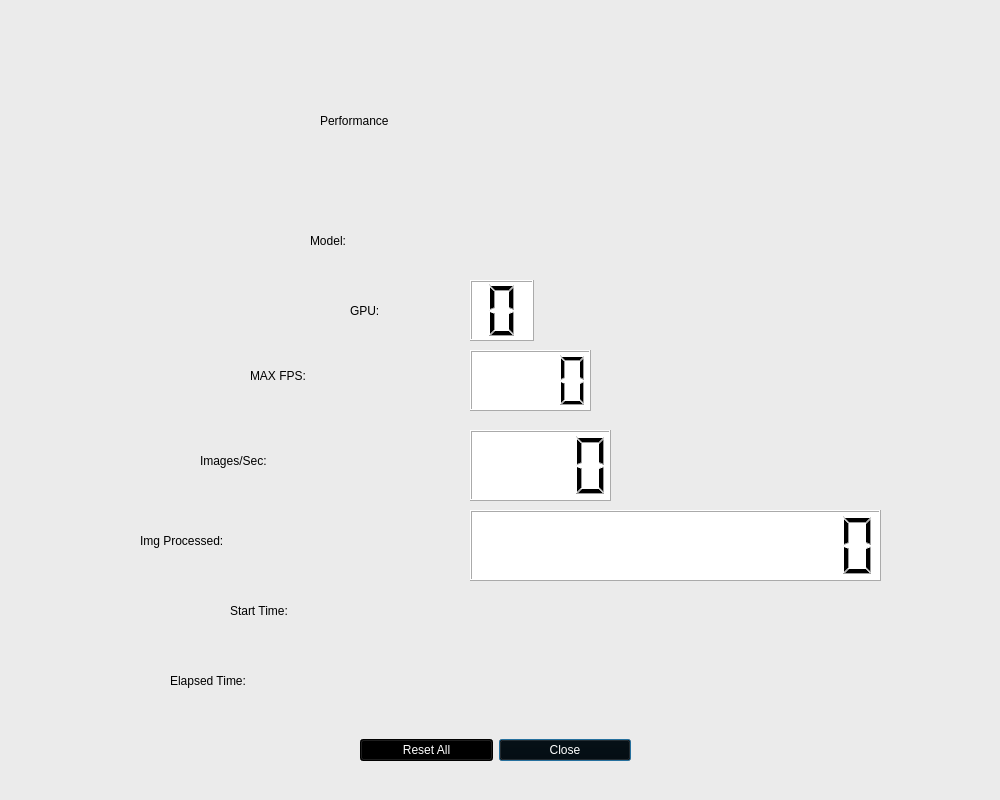
First picture: the form in utils/annInferenceApp/perf_graph.ui, repository kiritigowda/amdovx-modules, before the edit.
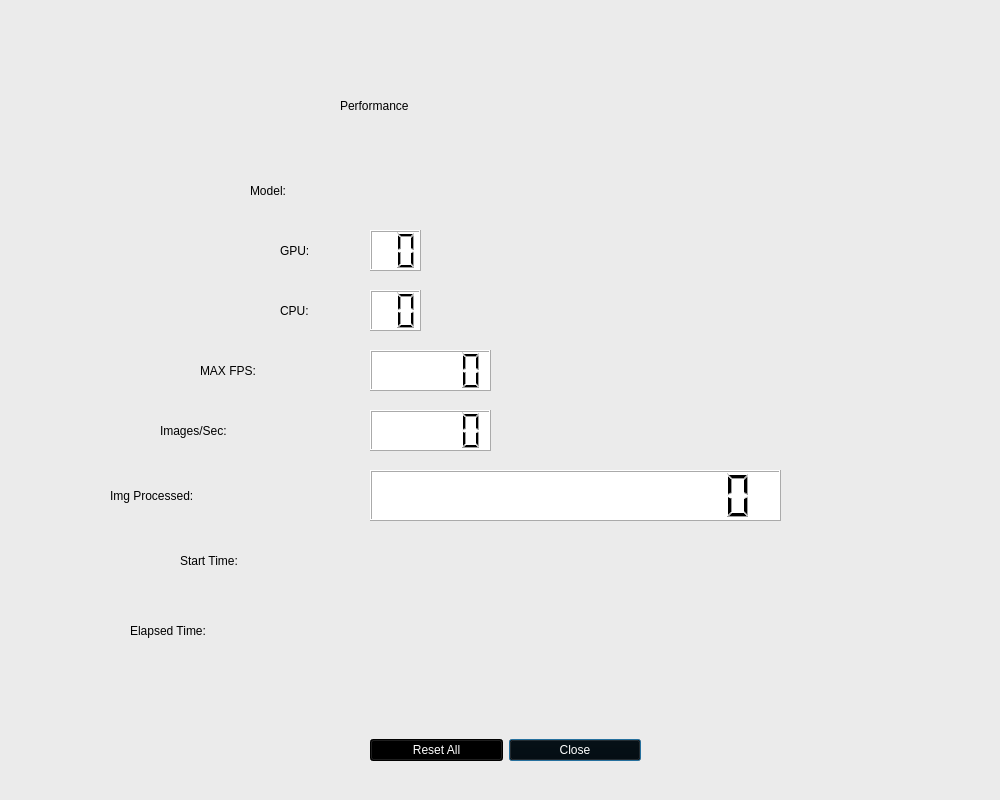
Second picture: the form after the edit. Icons and pictures are not drawn.

```diff
--- a/utils/annInferenceApp/perf_graph.ui
+++ b/utils/annInferenceApp/perf_graph.ui
@@ -32,7 +32,7 @@
   <widget class="QWidget" name="gridLayoutWidget">
    <property name="geometry">
     <rect>
-     <x>360</x>
+     <x>370</x>
      <y>720</y>
      <width>271</width>
      <height>61</height>
@@ -66,10 +66,10 @@
   <widget class="QLCDNumber" name="fps_lcdNumber">
    <property name="geometry">
     <rect>
-     <x>470</x>
-     <y>430</y>
-     <width>141</width>
-     <height>71</height>
+     <x>370</x>
+     <y>410</y>
+     <width>121</width>
+     <height>41</height>
     </rect>
    </property>
    <property name="styleSheet">
@@ -83,16 +83,16 @@
     <bool>false</bool>
    </property>
    <property name="digitCount">
-    <number>4</number>
+    <number>5</number>
    </property>
   </widget>
   <widget class="QLabel" name="fps_label">
    <property name="geometry">
     <rect>
-     <x>200</x>
-     <y>420</y>
-     <width>251</width>
-     <height>81</height>
+     <x>160</x>
+     <y>410</y>
+     <width>201</width>
+     <height>41</height>
     </rect>
    </property>
    <property name="styleSheet">
@@ -106,10 +106,10 @@
   <widget class="QLCDNumber" name="images_lcdNumber">
    <property name="geometry">
     <rect>
-     <x>470</x>
-     <y>510</y>
+     <x>370</x>
+     <y>470</y>
      <width>411</width>
-     <height>71</height>
+     <height>51</height>
     </rect>
    </property>
    <property name="styleSheet">
@@ -117,7 +117,7 @@
 color: rgb(0, 0, 0);</string>
    </property>
    <property name="digitCount">
-    <number>12</number>
+    <number>14</number>
    </property>
    <property name="value" stdset="0">
     <double>0.000000000000000</double>
@@ -126,10 +126,10 @@
   <widget class="QLabel" name="images_label">
    <property name="geometry">
     <rect>
-     <x>140</x>
-     <y>510</y>
-     <width>321</width>
-     <height>61</height>
+     <x>110</x>
+     <y>470</y>
+     <width>251</width>
+     <height>51</height>
     </rect>
    </property>
    <property name="styleSheet">
@@ -143,10 +143,10 @@
   <widget class="QLabel" name="header_label">
    <property name="geometry">
     <rect>
-     <x>320</x>
-     <y>80</y>
-     <width>391</width>
-     <height>81</height>
+     <x>340</x>
+     <y>70</y>
+     <width>331</width>
+     <height>71</height>
     </rect>
    </property>
    <property name="styleSheet">
@@ -160,10 +160,10 @@
   <widget class="QLabel" name="logo_label">
    <property name="geometry">
     <rect>
-     <x>820</x>
+     <x>630</x>
      <y>20</y>
-     <width>150</width>
-     <height>131</height>
+     <width>341</width>
+     <height>51</height>
     </rect>
    </property>
    <property name="text">
@@ -177,9 +177,9 @@
    <property name="geometry">
     <rect>
      <x>30</x>
-     <y>20</y>
+     <y>10</y>
      <width>151</width>
-     <height>131</height>
+     <height>71</height>
     </rect>
    </property>
    <property name="text">
@@ -192,10 +192,10 @@
   <widget class="QLCDNumber" name="maxFPS_lcdNumber">
    <property name="geometry">
     <rect>
-     <x>470</x>
+     <x>370</x>
      <y>350</y>
      <width>121</width>
-     <height>61</height>
+     <height>41</height>
     </rect>
    </property>
    <property name="styleSheet">
@@ -203,16 +203,16 @@
 color: rgb(0, 0, 0);</string>
    </property>
    <property name="digitCount">
-    <number>4</number>
+    <number>5</number>
    </property>
   </widget>
   <widget class="QLabel" name="maxFPS_label">
    <property name="geometry">
     <rect>
-     <x>250</x>
+     <x>200</x>
      <y>350</y>
-     <width>211</width>
-     <height>51</height>
+     <width>161</width>
+     <height>41</height>
     </rect>
    </property>
    <property name="styleSheet">
@@ -226,10 +226,10 @@
   <widget class="QLabel" name="Model_label">
    <property name="geometry">
     <rect>
-     <x>310</x>
-     <y>200</y>
-     <width>151</width>
-     <height>81</height>
+     <x>250</x>
+     <y>170</y>
+     <width>121</width>
+     <height>41</height>
     </rect>
    </property>
    <property name="styleSheet">
@@ -243,10 +243,10 @@
   <widget class="QLabel" name="modelName_label">
    <property name="geometry">
     <rect>
-     <x>470</x>
-     <y>210</y>
-     <width>511</width>
-     <height>61</height>
+     <x>370</x>
+     <y>170</y>
+     <width>541</width>
+     <height>41</height>
     </rect>
    </property>
    <property name="styleSheet">
@@ -260,10 +260,10 @@
   <widget class="QLabel" name="NGPU_label">
    <property name="geometry">
     <rect>
-     <x>350</x>
-     <y>270</y>
-     <width>111</width>
-     <height>81</height>
+     <x>280</x>
+     <y>230</y>
+     <width>81</width>
+     <height>41</height>
     </rect>
    </property>
    <property name="styleSheet">
@@ -277,10 +277,10 @@
   <widget class="QLCDNumber" name="GPU_lcdNumber">
    <property name="geometry">
     <rect>
-     <x>470</x>
-     <y>280</y>
-     <width>64</width>
-     <height>61</height>
+     <x>370</x>
+     <y>230</y>
+     <width>51</width>
+     <height>41</height>
     </rect>
    </property>
    <property name="styleSheet">
@@ -288,16 +288,16 @@
 color: rgb(0, 0, 0);</string>
    </property>
    <property name="digitCount">
-    <number>1</number>
+    <number>2</number>
    </property>
   </widget>
   <widget class="QLabel" name="startName_label">
    <property name="geometry">
     <rect>
-     <x>230</x>
-     <y>580</y>
-     <width>231</width>
-     <height>61</height>
+     <x>180</x>
+     <y>540</y>
+     <width>181</width>
+     <height>41</height>
     </rect>
    </property>
    <property name="styleSheet">
@@ -311,10 +311,10 @@
   <widget class="QLabel" name="StartTime_label">
    <property name="geometry">
     <rect>
-     <x>470</x>
-     <y>590</y>
+     <x>370</x>
+     <y>540</y>
      <width>511</width>
-     <height>51</height>
+     <height>41</height>
     </rect>
    </property>
    <property name="styleSheet">
@@ -328,10 +328,10 @@
   <widget class="QLabel" name="ElapsedTimeName_label">
    <property name="geometry">
     <rect>
-     <x>170</x>
-     <y>650</y>
-     <width>291</width>
-     <height>61</height>
+     <x>130</x>
+     <y>610</y>
+     <width>231</width>
+     <height>41</height>
     </rect>
    </property>
    <property name="styleSheet">
@@ -345,10 +345,10 @@
   <widget class="QLabel" name="elapsedTime_label">
    <property name="geometry">
     <rect>
-     <x>480</x>
-     <y>660</y>
+     <x>370</x>
+     <y>610</y>
      <width>511</width>
-     <height>51</height>
+     <height>41</height>
     </rect>
    </property>
    <property name="styleSheet">
@@ -359,6 +359,74 @@
     <string/>
    </property>
   </widget>
+  <widget class="QLabel" name="NCPU_label">
+   <property name="geometry">
+    <rect>
+     <x>280</x>
+     <y>290</y>
+     <width>81</width>
+     <height>41</height>
+    </rect>
+   </property>
+   <property name="styleSheet">
+    <string notr="true">color: rgb(0, 0, 0);
+font: 75 28pt &quot;Ubuntu&quot;;</string>
+   </property>
+   <property name="text">
+    <string>CPU:</string>
+   </property>
+  </widget>
+  <widget class="QLCDNumber" name="CPU_lcdNumber">
+   <property name="geometry">
+    <rect>
+     <x>370</x>
+     <y>290</y>
+     <width>51</width>
+     <height>41</height>
+    </rect>
+   </property>
+   <property name="styleSheet">
+    <string notr="true">background-color: rgb(255, 255, 255);
+color: rgb(0, 0, 0);</string>
+   </property>
+   <property name="digitCount">
+    <number>2</number>
+   </property>
+  </widget>
+  <widget class="QLabel" name="GPUName_label">
+   <property name="geometry">
+    <rect>
+     <x>440</x>
+     <y>230</y>
+     <width>461</width>
+     <height>41</height>
+    </rect>
+   </property>
+   <property name="styleSheet">
+    <string notr="true">color: rgb(170, 0, 0);
+font: 75 24pt &quot;Ubuntu&quot;;</string>
+   </property>
+   <property name="text">
+    <string/>
+   </property>
+  </widget>
+  <widget class="QLabel" name="CPUName_label">
+   <property name="geometry">
+    <rect>
+     <x>440</x>
+     <y>290</y>
+     <width>471</width>
+     <height>41</height>
+    </rect>
+   </property>
+   <property name="styleSheet">
+    <string notr="true">color: rgb(170, 0, 0);
+font: 75 24pt &quot;Ubuntu&quot;;</string>
+   </property>
+   <property name="text">
+    <string/>
+   </property>
+  </widget>
  </widget>
  <resources>
   <include location="resources.qrc"/>
```
Left out of the diff: 26 changed lines with no effect on the pictures.
